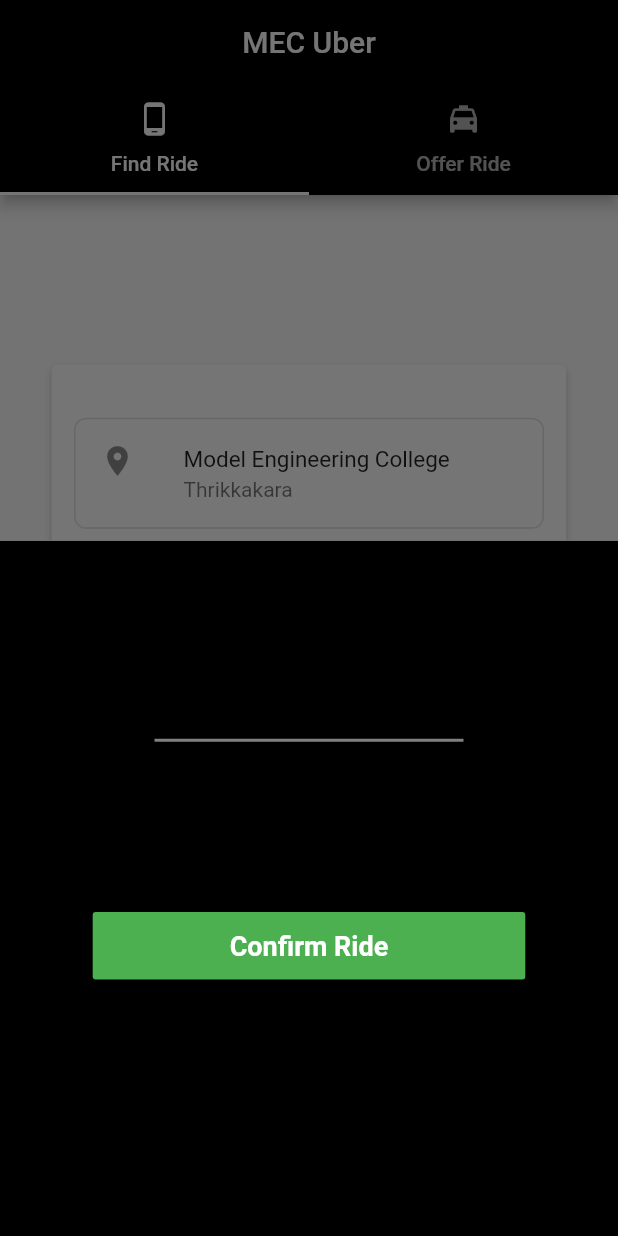
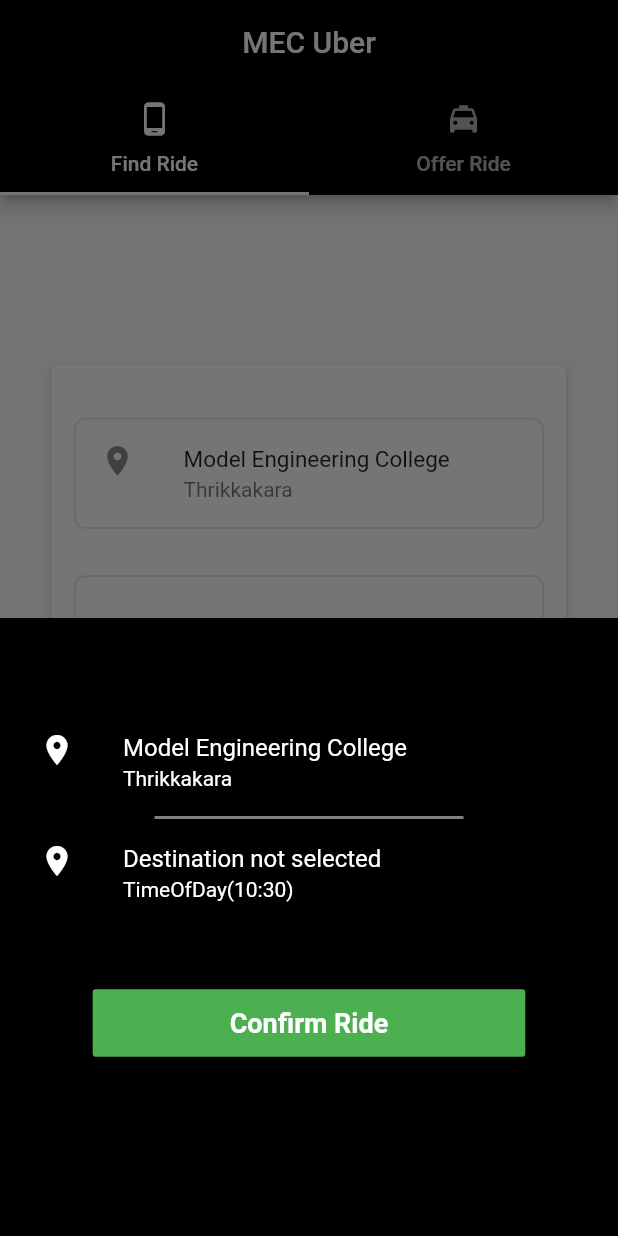
Before and after one commit to JoyalAJohney/MEC-Drive, a Flutter app: the screen it shows after launch, after a tap on "Find A Ride", on a phone screen of 412 x 824 dp. Run offline on Flutter 3.47's test engine with Material 2 defaults, Android fonts, the phone set to English and light mode, and no system bars.

Commit message:
fixed modal bottom sheet height

```diff
--- a/lib/HomeScreen/FindRide/confirmCard.dart
+++ b/lib/HomeScreen/FindRide/confirmCard.dart
@@ -46,7 +46,7 @@ class _ConfirmCardState extends State<ConfirmCard> {
           color: Colors.white,
         ),
       ),
-      duration: Duration(seconds: 3),
+      duration: Duration(seconds: 4),
     );
 
     Timer(Duration(seconds: 3), () {
@@ -82,6 +82,7 @@ class _ConfirmCardState extends State<ConfirmCard> {
   @override
   Widget build(BuildContext context) {
     return Container(
+      height: MediaQuery.of(context).size.height/2,
       padding: EdgeInsets.all(10.0),
       color: Colors.black,
       child: Center(
@@ -94,10 +95,18 @@ class _ConfirmCardState extends State<ConfirmCard> {
           ListTile(
             leading: Icon(
               Icons.location_on,
-              color: Colors.black,
+              color: Colors.white,
             ),
-            title: Text("Model Engineering College"),
-            subtitle: Text("Thrikkakara"),
+            title: Text("Model Engineering College",
+              style: TextStyle(
+                color: Colors.white,
+              ),
+            ),
+            subtitle: Text("Thrikkakara",
+            style: TextStyle(
+                color: Colors.white,
+              ),
+            ),
           ),
           Row(
             mainAxisAlignment: MainAxisAlignment.center,
@@ -113,12 +122,24 @@ class _ConfirmCardState extends State<ConfirmCard> {
           ListTile(
             leading: Icon(
               Icons.location_on,
-              color: Colors.black,
+              color: Colors.white,
             ),
             title: widget.location == ""
-                ? Text("Destination not selected")
-                : Text(widget.location),
-            subtitle: Text(widget.time.toString()),
+                ? Text("Destination not selected",
+                    style: TextStyle(
+                      color: Colors.white,
+                    ),
+                  )
+                : Text(widget.location,
+                    style: TextStyle(
+                      color: Colors.white,
+                    ),
+                  ),
+            subtitle: Text(widget.time.toString(),
+                        style: TextStyle(
+                          color: Colors.white,
+                        ),
+            ),
           ),
           SizedBox(
             height: 40.0,
```
